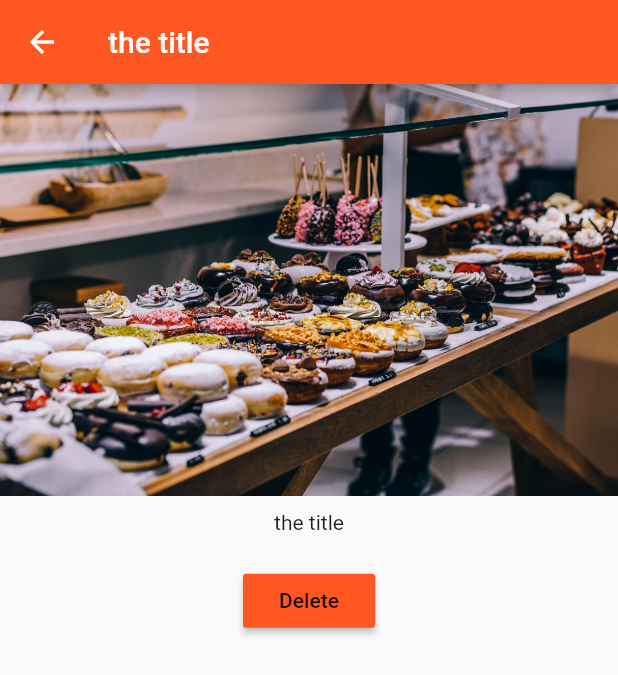
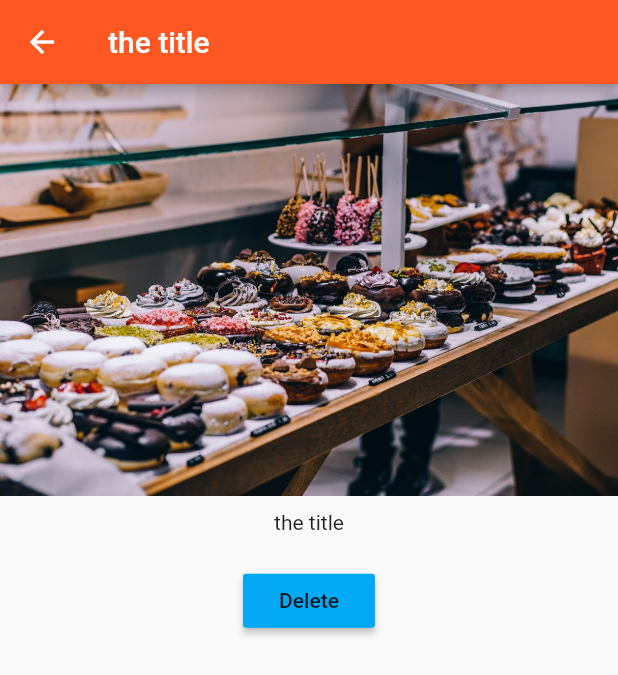
Before and after one commit to ofu997/flutter1, a Flutter app: the AuthPage screen opened directly, after a tap on "Log In", after a tap on "Add product", after a tap on "Details", on a phone screen of 412 x 824 dp. Shown: the top 675 px of the screen. Run offline on Flutter 3.47's test engine with Material 2 defaults, Android fonts, the phone set to English and light mode, and no system bars.

```diff
--- a/lib/main.dart
+++ b/lib/main.dart
@@ -2,12 +2,41 @@ import 'package:flutter/material.dart';
 // import './product_manager.dart';
 // import './pages/home.dart';
 import './pages/auth.dart';
+import './pages/product_manager_page.dart';
+import './pages/products.dart';
+import './pages/product.dart';
+
 //renders, mounts widgets. we need to attach widgets (building blocks, UI components)
 void main() => runApp(MyApp());
 
 // root widget, extends widget features
-class MyApp extends StatelessWidget {
+class MyApp extends StatefulWidget {
+  @override
+    State<StatefulWidget> createState() {
+      // TODO: implement createState
+      return _MyAppState();
+    }
+}
 
+class _MyAppState extends State<MyApp>{
+  int count = 0;
+  List<Map<String,String>> _products=[];
+
+  void _addsProducts(Map<String, String> product){
+    setState(
+      () {
+        count++;
+        _products.add(product);
+        print(' addProduct() text count: ' + count.toString() + ' ' + DateTime.now().toIso8601String());
+      }
+    );
+  }
+
+  void _deleteProduct(int index){
+    setState((){
+      _products.removeAt(index);
+    });
+  }
   @override
   Widget build(BuildContext context) {
     // return a shippable widget
@@ -15,12 +44,29 @@ class MyApp extends StatelessWidget {
       theme: ThemeData( // swatch is auto-color-schemes. Colors is package, followed by static types
         brightness: Brightness.light,
         primarySwatch: Colors.deepOrange,
-        accentColor: Colors.deepPurple
+        accentColor: Colors.lightBlue
       ),
-      home: AuthPage()
+      //home: AuthPage(),
+      routes: {
+      '/':(BuildContext context) => ProductsPage(_products, _addsProducts, _deleteProduct),
+      '/admin':(BuildContext context) => ProductManagerPage(),
+      },
+      onGenerateRoute: (RouteSettings settings){
+        final List<String> pathElements = settings.name.split('/');
+        if (pathElements[0] != ''){
+          return null;
+        }
+        if (pathElements[1]=='product'){
+          final int index = int.parse(pathElements[2]);
+          return MaterialPageRoute<bool>(
+            builder: (BuildContext context) => ProductPage(
+           _products[index]['title'], _products[index]['image']),
+          );
+        }
+        return null;
+      },
     );
   }
-  // functions here are methods, of course
 }
 
 // dart is a modular object-oriented language, importing from packages
--- a/lib/pages/auth.dart
+++ b/lib/pages/auth.dart
@@ -11,12 +11,9 @@ class AuthPage extends StatelessWidget {
         body: Center(
           child: RaisedButton(
               child: Text('Log In'),
-              onPressed: () {
-                Navigator.pushReplacement(
-                  context,
-                  MaterialPageRoute(
-                      builder: (BuildContext context) => ProductsPage()
-                  ),
+              onPressed: () {// pushReplacement -> pushReplacementnamed. change parameter to route
+                Navigator.pushReplacementNamed(
+                  context, '/',
                 );
               }
           ),
--- a/lib/pages/product.dart
+++ b/lib/pages/product.dart
@@ -32,7 +32,7 @@ class ProductPage extends StatelessWidget {
               Container(
                   padding: EdgeInsets.all(10.0),
                   child: RaisedButton(
-                    color: Theme.of(context).primaryColor,
+                    color: Theme.of(context).accentColor,
                     child: Text('Delete'),
                     onPressed: () {
                       Navigator.pop(context, true);
--- a/lib/product_manager.dart
+++ b/lib/product_manager.dart
@@ -3,52 +3,13 @@ import 'package:flutter/material.dart';
 import './products.dart';
 import './ProductControl.dart';
 
-class ProductManager extends StatefulWidget {
-  final Map<String,String> startingProduct;
-  ProductManager({this.startingProduct}){//putting a {} makes it a named argument // when argument is in curly brackets we can define it more clearly
+class ProductManager extends StatelessWidget {
+  final List <Map<String,String>> products;
+  final Function addProduct;
+  final Function deleteProduct;
+  final int count=1;
+  ProductManager(this.products, this.addProduct, this.deleteProduct){//putting a {} makes it a named argument // when argument is in curly brackets we can define it more clearly
     print('[ProductsManager state] Constructor');
-  }
-
-  @override // state object belongs to statefulwidget
-  State<StatefulWidget> createState() {
-    print('[ProductManager state] createState()');
-    return _ProductManagerState();
-  }
-}
-
-class _ProductManagerState extends State<ProductManager> {
-  List<Map<String, String>> _products = [];
-  int count = 0;
-  // this runs before BuildContext
-  @override
-  void initState(){
-    print('[ProductManager state] initState()');
-    if(widget.startingProduct!=null){
-      _products.add(widget.startingProduct);
-    }
-    super.initState();
-  }
-  // this works when it receives outside data
-  @override
-  void didUpdateWidget(ProductManager oldWidget) {
-    print('[ProductManager state] didUpdateWidget()');
-    super.didUpdateWidget(oldWidget);
-  }
-
-  void _addsProducts(Map<String, String> product){
-    setState(
-      () {
-        count++;
-        _products.add(product);
-        print(' addProduct() text count: ' + count.toString() + ' ' + DateTime.now().toIso8601String());
-      }
-    );
-  }
-
-  void _deleteProduct(int index){
-    setState((){
-      _products.removeAt(index);
-    });
   }
 
   @override
@@ -58,15 +19,17 @@ class _ProductManagerState extends State<ProductManager> {
       children: [
         Container(
           margin: EdgeInsets.all(10.0),
-          child: ProductControl(_addsProducts, count) // Refs function without executing
+          child: ProductControl(addProduct, count) // Refs function without executing
         ),
-        Expanded(child: Products(_products, deleteProduct: _deleteProduct )),// _deleteProduct as a named argument
+        Expanded(child: Products(products, deleteProduct: deleteProduct )),// _deleteProduct as a named argument
         // Container(height: 300.0, child: Products(_products)) // scrollable but within a container
       ]
     );
   }
 }
 
+// Stateful, includes operations on products
+
 // setState() causes another build
 
 // here build includes a button that adds 'advanced food tester'
--- a/lib/products.dart
+++ b/lib/products.dart
@@ -22,13 +22,8 @@ class Products extends StatelessWidget {
                           FlatButton(
                             color: Theme.of(context).primaryColor,
                             child: Text('Details'),
-                            onPressed: () => Navigator.push<bool>(
-                              context,
-                              MaterialPageRoute(
-                                builder: (BuildContext context) => ProductPage(
-                                  products[index]['title'],products[index]['image']
-                                ),
-                              ),
+                            onPressed: () => Navigator.pushNamed<bool>(
+                              context, '/product/' + index.toString(),
                             ).then((bool value){
                               if (value){
                                 deleteProduct(index);
```
Also changed, not shown: lib/pages/product_manager_page.dart (+4 -7 lines), lib/pages/products.dart (+7 -5 lines).
